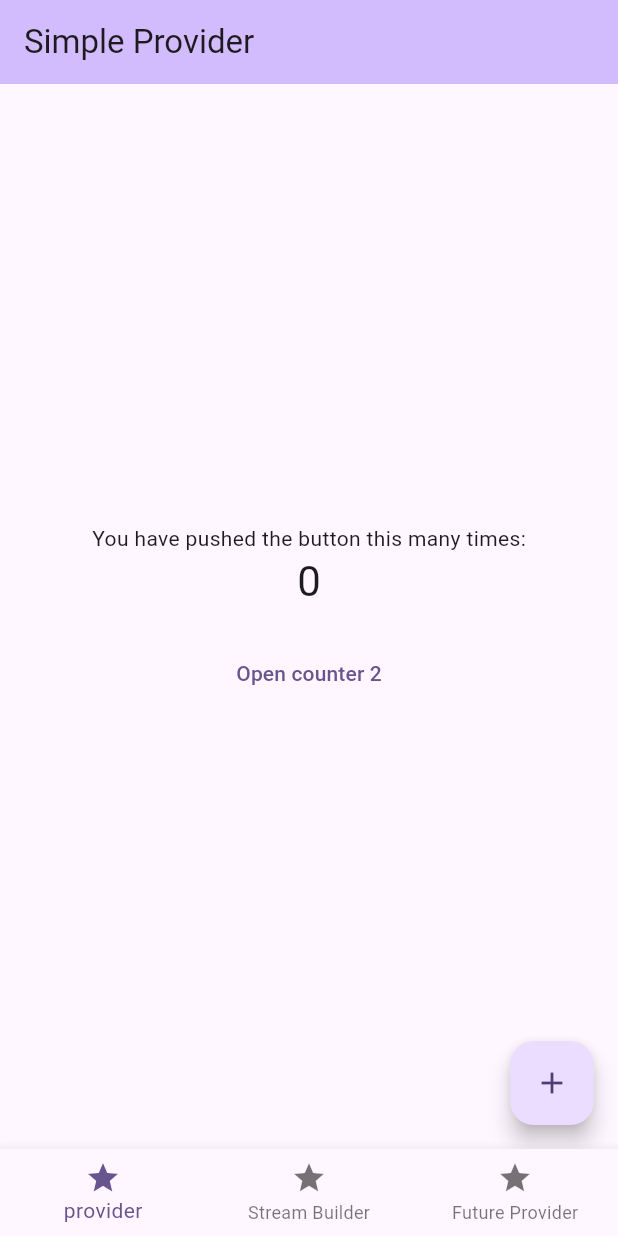
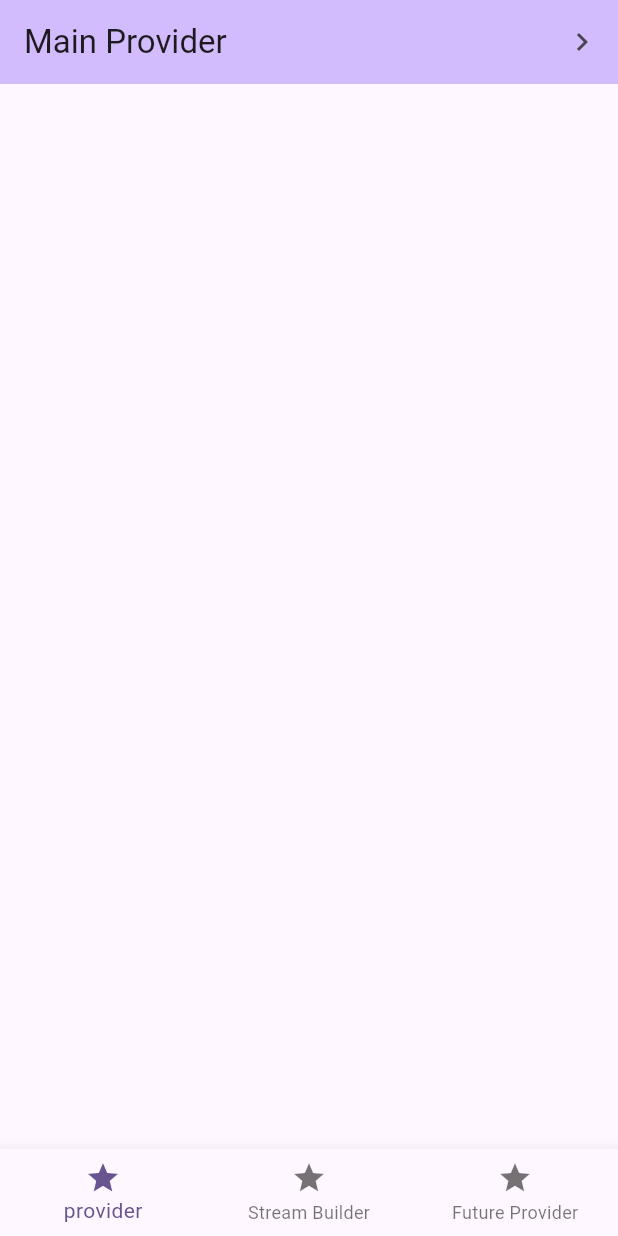
Before and after one commit to yanaMyn/flutter-provider, a Flutter app: the screen it shows after launch, on a phone screen of 412 x 824 dp. Run offline on Flutter 3.47's test engine with Material 3 defaults, Android fonts, the phone set to English and light mode, and no system bars.

Commit message:
restructur folder

```diff
--- a/lib/provider_screen.dart
+++ b/lib/change_notifier/provider_screen.dart
@@ -1,13 +1,14 @@
 import 'package:flutter/material.dart';
 import 'package:provider/provider.dart';
-import 'package:state_management_provider/main_model.dart';
-import 'package:state_management_provider/second_counter.dart';
+import 'package:state_management_provider/change_notifier/main_model.dart';
+import 'package:state_management_provider/change_notifier/second_counter.dart';
 
 class ProviderScreen extends StatelessWidget {
   const ProviderScreen({super.key});
 
   @override
   Widget build(BuildContext context) {
+    print("ProviderScreen");
     MainModel model = context.watch<MainModel>();
 
     return Scaffold(
--- a/lib/second_counter.dart
+++ b/lib/change_notifier/second_counter.dart
@@ -1,6 +1,6 @@
 import 'package:flutter/material.dart';
 import 'package:provider/provider.dart';
-import 'package:state_management_provider/main_model.dart';
+import 'package:state_management_provider/change_notifier/main_model.dart';
 
 class SecondCounter extends StatefulWidget {
   const SecondCounter({super.key, required this.title});
--- a/lib/future_screen.dart
+++ b/lib/future/future_screen.dart
@@ -7,6 +7,7 @@ class FutureScreen extends StatelessWidget {
 
   @override
   Widget build(BuildContext context) {
+    print("FutureScreen");
     return Scaffold(
       appBar: AppBar(
         backgroundColor: Theme.of(context).colorScheme.inversePrimary,
--- a/lib/main.dart
+++ b/lib/main.dart
@@ -1,9 +1,7 @@
 import 'package:flutter/material.dart';
-import 'package:provider/provider.dart';
-import 'package:state_management_provider/future_screen.dart';
-import 'package:state_management_provider/main_model.dart';
-import 'package:state_management_provider/provider_screen.dart';
-import 'package:state_management_provider/stream_builder_screen.dart';
+import 'package:state_management_provider/future/future_screen.dart';
+import 'package:state_management_provider/provider/main_provider.dart';
+import 'package:state_management_provider/stream_builder/stream_builder_screen.dart';
 
 void main() {
   runApp(const MyApp());
@@ -14,15 +12,12 @@ class MyApp extends StatelessWidget {
 
   @override
   Widget build(BuildContext context) {
-    return ChangeNotifierProvider(
-      create: (_) => MainModel(),
-      child: MaterialApp(
+    return MaterialApp(
       theme: ThemeData(
         colorScheme: ColorScheme.fromSeed(seedColor: Colors.deepPurple),
         useMaterial3: true,
       ),
       home: const MyHomePage(),
-      ),
     );
   }
 }
@@ -45,7 +40,7 @@ class _MyHomePageState extends State<MyHomePage> {
 
   @override
   Widget build(BuildContext context) {
-    Widget content = const ProviderScreen();
+    Widget content = const MainProviderScreen();
 
     if (_selectedPageIndex == 1) {
       content = const StreamBuilderScreen();
@@ -55,8 +50,7 @@ class _MyHomePageState extends State<MyHomePage> {
       content = const FutureScreen();
     }
 
-    return Consumer<MainModel>(
-      builder: (context, model, child) => Scaffold(
+    return Scaffold(
       body: content,
       bottomNavigationBar: BottomNavigationBar(
         currentIndex: _selectedPageIndex,
@@ -67,7 +61,6 @@ class _MyHomePageState extends State<MyHomePage> {
           BottomNavigationBarItem(icon: Icon(Icons.star), label: "Future Provider"),
         ],
       ),
-      ),
     );
   }
 }
--- /dev/null
+++ b/lib/provider/main_provider.dart
@@ -0,0 +1,35 @@
+import 'package:flutter/material.dart';
+import 'package:provider/provider.dart';
+import 'package:state_management_provider/provider/first_page.dart';
+import 'package:state_management_provider/provider/person.dart';
+
+class MainProviderScreen extends StatelessWidget {
+  const MainProviderScreen({super.key});
+
+  @override
+  Widget build(BuildContext context) {
+    return Scaffold(
+      appBar: AppBar(
+        backgroundColor: Theme.of(context).colorScheme.inversePrimary,
+        title: const Text("Main Provider"),
+        actions: [
+          IconButton(
+            onPressed: () {
+              Navigator.of(context).push(
+                MaterialPageRoute(
+                  builder: (context) {
+                    return Provider( //actually wrap this Provider class in MaterialApp
+                      create: (_) => Person(age: 15, name: "dudi"),
+                      child: const FirstPageScreen(),);
+                  },
+                ),
+              );
+            },
+            icon: const Icon(Icons.chevron_right),
+          ),
+        ],
+      ),
+      body: Center(),
+    );
+  }
+}
--- /dev/null
+++ b/lib/provider/person.dart
@@ -0,0 +1,6 @@
+class Person {
+  Person({this.age, this.name});
+
+  String? name;
+  int? age;
+}
--- a/lib/stream_builder_screen.dart
+++ b/lib/stream_builder/stream_builder_screen.dart
@@ -11,11 +11,12 @@ class StreamBuilderScreen extends StatelessWidget {
     yield 2;
 
     await Future.delayed(const Duration(seconds: 2));
-    yield 3;
+    yield "any";
   }
 
   @override
   Widget build(BuildContext context) {
+    print("StreamBuilderScreen");
     return Scaffold(
         appBar: AppBar(
           backgroundColor: Theme.of(context).colorScheme.inversePrimary,
```
Also changed, not shown: lib/provider/first_page.dart (added, +37 -0 lines), lib/change_notifier/main_model.dart (renamed from lib/main_model.dart). Lines whose indentation alone changed are shown as unchanged.
